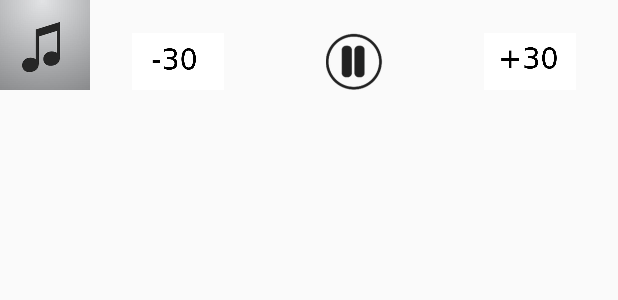
After one commit to nbogdand/PlayBook, an Android app: the layout big_notification.xml on its own in the app's theme, with its tools: preview values and no code run, on a phone screen of 412 x 824 dp. The commit adds this screen. Shown: the top 300 px of the screen. Run offline under Robolectric (Android 15) with nearby library versions, the phone set to English and light mode, and no system bars.

Commit message:
ForegroundService and notification control

```diff
--- a/app/src/main/java/com/audiobook/nbogdand/playbook/PlaySongViewModel.java
+++ b/app/src/main/java/com/audiobook/nbogdand/playbook/PlaySongViewModel.java
@@ -26,7 +26,7 @@ import static com.audiobook.nbogdand.playbook.MainActivity.MY_PERMISSION_REQUEST
 
 public class PlaySongViewModel extends ViewModel implements MediaPlayer.OnPreparedListener {
 
-    private MediaPlayer mediaPlayer;
+    private static MediaPlayer mediaPlayer;
 
     public void playSong(Context applicationContext, String path){
 
@@ -76,6 +76,8 @@ public class PlaySongViewModel extends ViewModel implements MediaPlayer.OnPrepar
         }
     }
 
+    public static MediaPlayer getMediaPlayer(){return mediaPlayer;}
+
     public String getSongPath(Context context,String title,String artist){
 
         ArrayList<Song> songsList = new ArrayList<>();
--- /dev/null
+++ b/app/src/main/res/layout/big_notification.xml
@@ -0,0 +1,62 @@
+<?xml version="1.0" encoding="utf-8"?>
+<LinearLayout
+    xmlns:android="http://schemas.android.com/apk/res/android"
+    android:orientation="horizontal"
+    android:layout_width="match_parent"
+    android:layout_height="60dp"
+    android:weightSum="10">
+
+    <ImageView
+        android:src="@drawable/album_art"
+        android:layout_width="60dp"
+        android:layout_height="60dp"
+        android:layout_weight="0"/>
+
+    <LinearLayout
+        android:orientation="vertical"
+        android:layout_width="match_parent"
+        android:layout_height="60dp"
+        android:layout_weight="10">
+
+        <TextView
+            android:id="@+id/song_title_notif"
+            android:layout_width="match_parent"
+            android:layout_height="22dp"
+            style="@style/TextAppearance.Compat.Notification.Title"/>
+
+        <LinearLayout
+            android:orientation="horizontal"
+            android:layout_width="match_parent"
+            android:layout_height="38dp"
+            android:weightSum="3">
+
+            <ImageView
+                android:id="@+id/notif_minus30"
+                android:src="@drawable/minus30"
+                android:layout_width="38dp"
+                android:layout_height="38dp"
+                android:layout_weight="1"/>
+
+
+            <ImageView
+                android:id="@+id/notif_pause"
+                android:src="@drawable/pause"
+                android:layout_width="38dp"
+                android:layout_height="38dp"
+                android:layout_weight="1"/>
+
+            <ImageView
+                android:id="@+id/notif_plus30"
+                android:src="@drawable/plus30"
+                android:layout_width="38dp"
+                android:layout_height="38dp"
+                android:layout_weight="1"/>
+
+
+
+        </LinearLayout>
+
+
+    </LinearLayout>
+
+</LinearLayout>
```
Also changed, not shown: app/build.gradle (+7 -1 lines), app/src/main/AndroidManifest.xml (+12 -0 lines), app/src/main/java/com/audiobook/nbogdand/playbook/BroadcastReciever/NotificationBroadcast.java (added, +64 -0 lines), app/src/main/java/com/audiobook/nbogdand/playbook/Constants.java (added, +11 -0 lines), app/src/main/java/com/audiobook/nbogdand/playbook/MainActivity.java (+47 -1 lines), app/src/main/java/com/audiobook/nbogdand/playbook/PlaySongActivity.java (+37 -0 lines), app/src/main/java/com/audiobook/nbogdand/playbook/Services/AudioService.java (added, +146 -0 lines), app/src/main/res/drawable/minus30.png (added), app/src/main/res/drawable/plus30.png (added).
